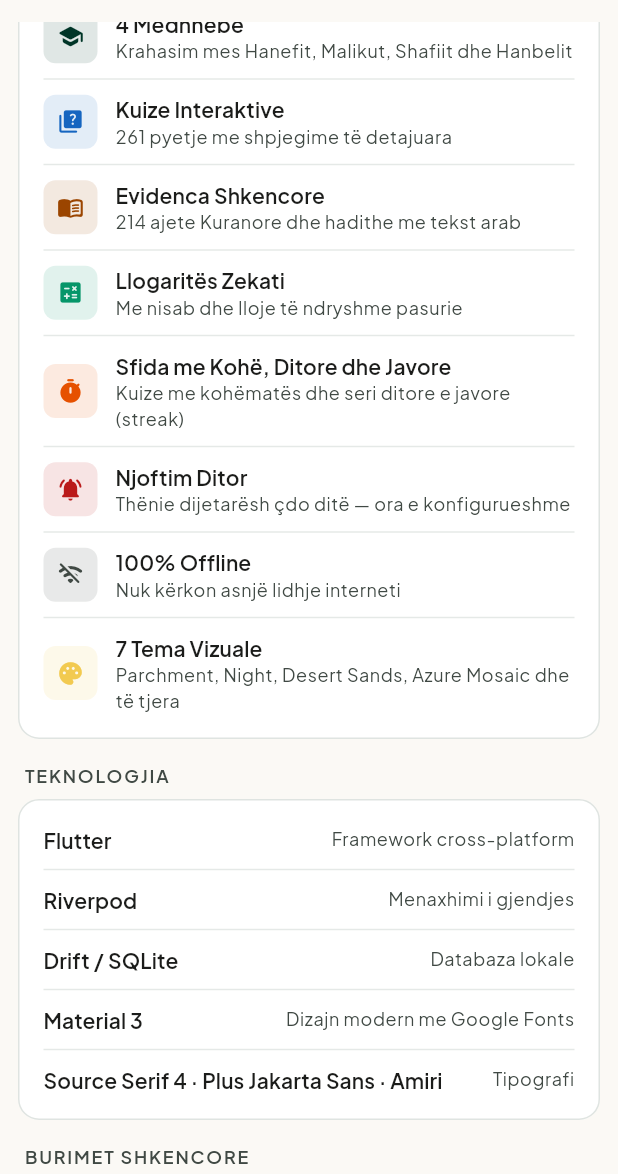
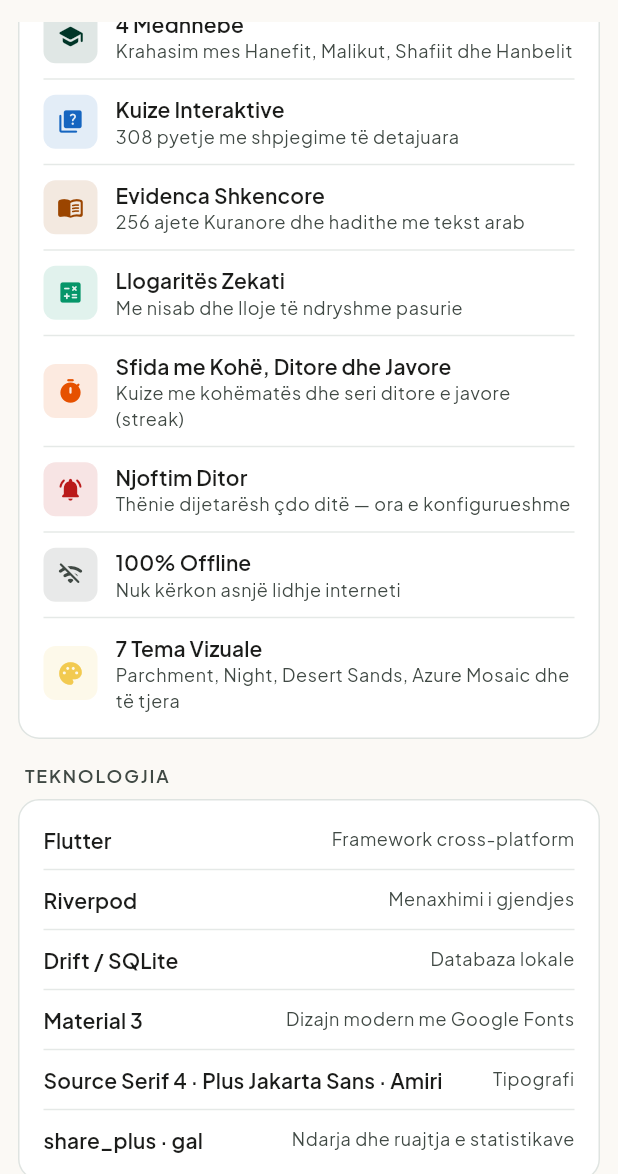
Before and after one commit to gaming-clan/al-mizan, a Flutter app: the AboutScreen screen opened by its route, scrolled down 576 dp, on a phone screen of 412 x 824 dp, the part 62-1236 px from its top. Run offline on Flutter 3.47's test engine with Material 3 defaults, Android fonts, the phone set to English and light mode, and no system bars; our stand-ins replace drift, flutter_local_notifications, flutter_riverpod, flutter_timezone, go_router, google_fonts and 5 more; missing offline and left inert: gal; accounts and stored records are empty; generated files the repository leaves out were written again.

Commit message:
feat: update statistics in AboutScreen and ProfileScreen to reflect new lesson and quiz counts

```diff
--- a/lib/features/about/presentation/about_screen.dart
+++ b/lib/features/about/presentation/about_screen.dart
@@ -174,12 +174,12 @@ class AboutScreen extends StatelessWidget {
               children: [
                 _StatBox(value: '13', label: 'Module', cs: cs, theme: theme),
                 const SizedBox(width: 8),
-                _StatBox(value: '60', label: 'Mësime', cs: cs, theme: theme),
+                _StatBox(value: '69', label: 'Mësime', cs: cs, theme: theme),
                 const SizedBox(width: 8),
-                _StatBox(value: '261', label: 'Kuize', cs: cs, theme: theme),
+                _StatBox(value: '308', label: 'Kuize', cs: cs, theme: theme),
                 const SizedBox(width: 8),
                 _StatBox(
-                    value: '214', label: 'Evidenca', cs: cs, theme: theme),
+                    value: '256', label: 'Evidenca', cs: cs, theme: theme),
               ],
             ),
           ),
@@ -205,7 +205,7 @@ class AboutScreen extends StatelessWidget {
                   icon: Icons.quiz_rounded,
                   color: AppColors.info,
                   title: 'Kuize Interaktive',
-                  subtitle: '261 pyetje me shpjegime të detajuara',
+                  subtitle: '308 pyetje me shpjegime të detajuara',
                   theme: theme,
                   cs: cs,
                 ),
@@ -214,7 +214,7 @@ class AboutScreen extends StatelessWidget {
                   icon: Icons.menu_book_rounded,
                   color: cs.secondary,
                   title: 'Evidenca Shkencore',
-                  subtitle: '214 ajete Kuranore dhe hadithe me tekst arab',
+                  subtitle: '256 ajete Kuranore dhe hadithe me tekst arab',
                   theme: theme,
                   cs: cs,
                 ),
@@ -308,6 +308,12 @@ class AboutScreen extends StatelessWidget {
                     detail: 'Tipografi',
                     theme: theme,
                     cs: cs),
+                _Divider(cs: cs),
+                _TechRow(
+                    name: 'share_plus · gal',
+                    detail: 'Ndarja dhe ruajtja e statistikave',
+                    theme: theme,
+                    cs: cs),
               ],
             ),
           ),
@@ -355,6 +361,12 @@ class AboutScreen extends StatelessWidget {
                 _Divider(cs: cs),
                 _SourceRow('Imam Buhari',
                     'Sahih el-Buhari (botim shqip)', theme, cs),
+                _Divider(cs: cs),
+                _SourceRow('Shaban Sulejmani',
+                    'E Drejta Penale Islame — pjesa e posaçme', theme, cs),
+                _Divider(cs: cs),
+                _SourceRow('M. Uthejmin, Ibn Kajjim el-Xhevzije e tjerë',
+                    'Esè fikhore bashkëkohore', theme, cs),
               ],
             ),
           ),
--- a/lib/features/profile/presentation/profile_screen.dart
+++ b/lib/features/profile/presentation/profile_screen.dart
@@ -472,7 +472,7 @@ class ProfileScreen extends ConsumerWidget {
                       int total = 0;
                       for (final mod in m) {
                         for (final l in mod.lessons) {
-                          total += l.quiz.length;
+                          total += l.quiz.length + l.poolQuiz.length;
                         }
                       }
                       return '$total';
```
Also changed, not shown: 1 other file.
